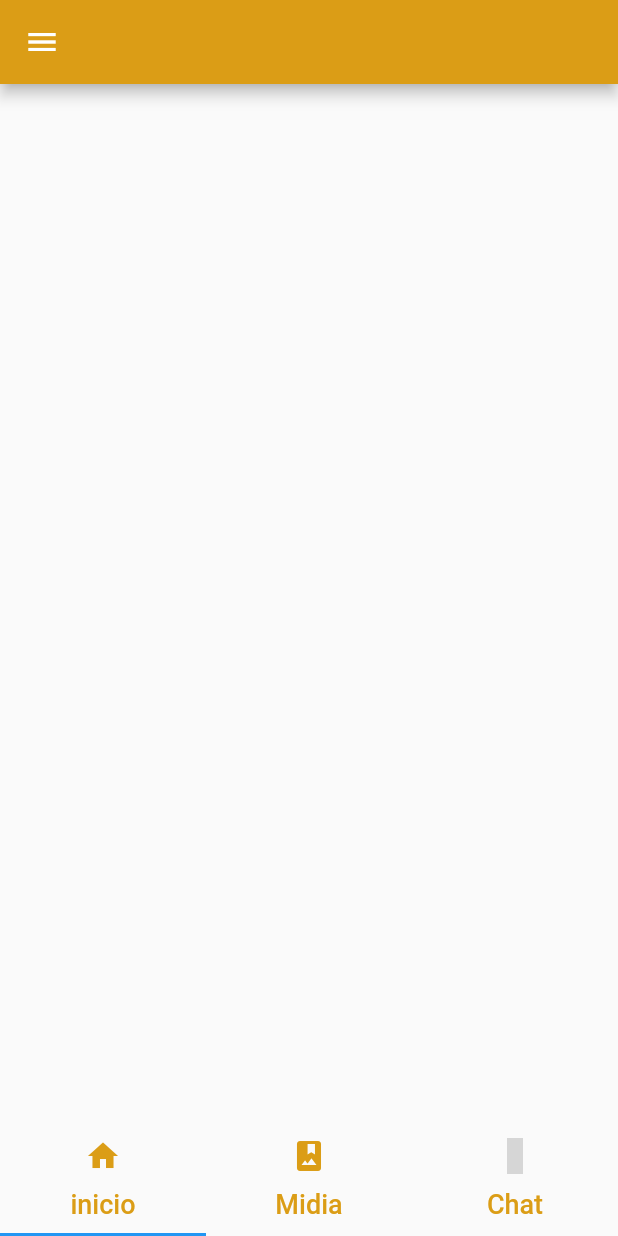
After one commit to OzielFilho/Minuto-do-Aprendizado, a Flutter app: the HomePage screen opened by its route, on a phone screen of 412 x 824 dp. The commit adds this screen. Run offline on Flutter 3.47's test engine with Material 2 defaults, Android fonts, the phone set to English and light mode, and no system bars; our stand-ins replace flutter_icons, mobx; generated files the repository leaves out were written again; Roboto replaces fonts that are missing (fonts/SourceSansPro-Regular.tff); grey boxes are pictures that could not be loaded.

Commit message:
fix: fix appBar in home page

```diff
--- /dev/null
+++ b/lib/pages/Inicio_page/inicio_page.dart
@@ -0,0 +1,14 @@
+import 'package:flutter/material.dart';
+
+class InicioPage extends StatefulWidget {
+  static final String id = 'inicio_page_id';
+  @override
+  _InicioPageState createState() => _InicioPageState();
+}
+
+class _InicioPageState extends State<InicioPage> {
+  @override
+  Widget build(BuildContext context) {
+    return Container();
+  }
+}
--- a/lib/pages/home_page/home_page.dart
+++ b/lib/pages/home_page/home_page.dart
@@ -1,6 +1,8 @@
 import 'package:flutter/material.dart';
 import 'package:flutter_icons/flutter_icons.dart';
+import 'package:minutodoaprendizado/pages/Inicio_page/inicio_page.dart';
 import 'package:minutodoaprendizado/pages/config_page/config_page.dart';
+import 'package:minutodoaprendizado/pages/midia_page/midia_page.dart';
 
 import 'package:minutodoaprendizado/utils/theme/themes.dart';
 import 'package:minutodoaprendizado/utils/widgets/drawer/draw.dart';
@@ -12,52 +14,66 @@ class HomePage extends StatefulWidget {
   _HomePageState createState() => _HomePageState();
 }
 
-class _HomePageState extends State<HomePage> {
-  int _currentIndex = 0;
+class _HomePageState extends State<HomePage>
+    with SingleTickerProviderStateMixin {
+  TabController _tabController;
 
-  final List<Widget> _tabs = [
-    HomePage(),
-    ConfigPage(),
-  ];
+  @override
+  void initState() {
+    super.initState();
+
+    _tabController = TabController(length: 3, vsync: this, initialIndex: 0);
+  }
+
+  @override
+  void dispose() {
+    super.dispose();
+    _tabController.dispose();
+  }
 
   @override
   Widget build(BuildContext context) {
     return Scaffold(
+      bottomSheet: TabBar(
+        controller: _tabController,
+        tabs: <Widget>[
+          Tab(
+            icon: Icon(FlutterIcons.home_mdi, color: colorPrimary),
+            //text: 'Inicio',
+            child: Text(
+              'inicio',
+              style: style1,
+            ),
+          ),
+          Tab(
+            icon: Icon(FlutterIcons.photo_album_mdi, color: colorPrimary),
+            //text: 'Inicio',
+            child: Text(
+              'Midia',
+              style: style1,
+            ),
+          ),
+          Tab(
+            icon: Icon(FlutterIcons.chat_mco, color: colorPrimary),
+            //text: 'Inicio',
+            child: Text(
+              'Chat',
+              style: style1,
+            ),
+          ),
+        ],
+      ),
       appBar: AppBar(
         title: null,
         backgroundColor: colorPrimary,
       ),
       drawer: Draw(),
-      body: _tabs[_currentIndex],
-      bottomNavigationBar: BottomNavigationBar(
-        backgroundColor: colorPrimary,
-        elevation: 0.0,
-        selectedItemColor: Colors.white,
-        selectedLabelStyle: style1,
-        unselectedItemColor: Color(0xFF757575),
-        unselectedLabelStyle: style1,
-        showUnselectedLabels: true,
-        type: BottomNavigationBarType.fixed,
-        onTap: (index) {
-          setState(() {
-            _currentIndex = index;
-          });
-        },
-        currentIndex: _currentIndex,
-        iconSize: 25.0,
-        items: [
-          BottomNavigationBarItem(
-            icon: Icon(FlutterIcons.home_mdi),
-            label: 'Página inicial',
-          ),
-          BottomNavigationBarItem(
-            icon: Icon(FlutterIcons.search_mdi),
-            label: 'Buscar',
-          ),
-          // BottomNavigationBarItem(
-          //   icon: Icon(FlutterIcons.library_music_outline_mco),
-          //   label: 'Biblioteca',
-          // ),
+      body: TabBarView(
+        controller: _tabController,
+        children: <Widget>[
+          InicioPage(),
+          ConfigPage(),
+          MidiaPage(),
         ],
       ),
     );
```
Also changed, not shown: lib/pages/midia_page/midia_page.dart (added, +15 -0 lines).
